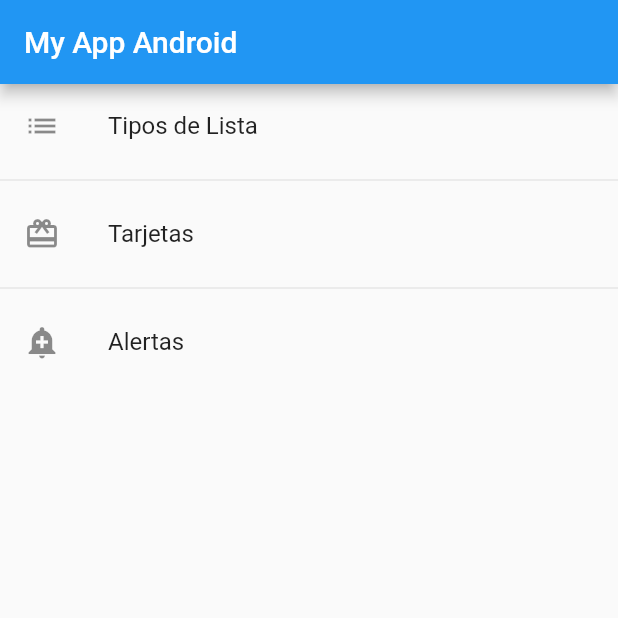
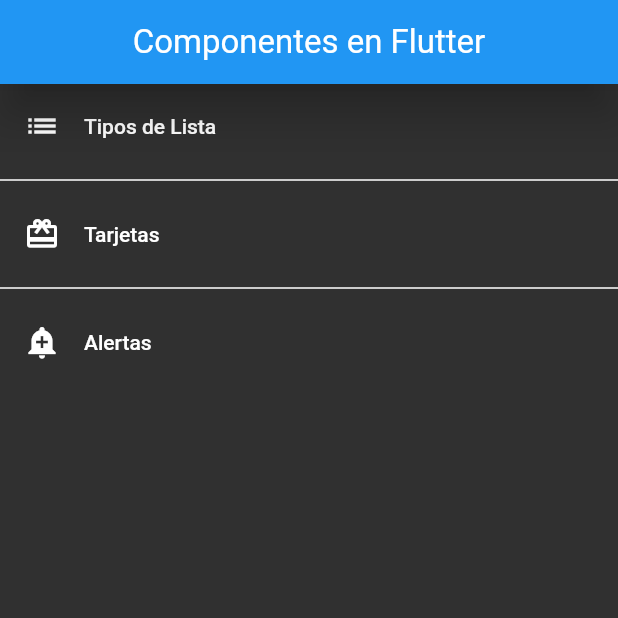
Before and after one commit to rafaelmad97/Practicas-2Flutter, a Flutter app: the screen it shows after launch, on a phone screen of 412 x 824 dp, the top half of it. Run offline on Flutter 3.47's test engine with Material 2 defaults, Android fonts, the phone set to English and light mode, and no system bars.

Commit message:
Se implementaron clases para el manejo de temas en flutter de forma global

```diff
--- a/lib/App.dart
+++ b/lib/App.dart
@@ -1,5 +1,6 @@
 import 'package:flutter/material.dart';
 import 'package:modulo2_componentesflutter/Routes.dart';
+import 'package:modulo2_componentesflutter/Theme.dart';
 
 class App extends StatelessWidget {
   @override
@@ -8,6 +9,7 @@
       debugShowCheckedModeBanner: false,
       routes: AppRoutes.getAllRoutes(context),
       initialRoute: AppRoutes.getInitRoute(),
+      theme: AppTheme.Theme,
     );
   }
 }
--- /dev/null
+++ b/lib/Theme.dart
@@ -0,0 +1,24 @@
+import 'package:flutter/material.dart';
+import 'package:flutter/services.dart';
+
+class AppTheme {
+  static Color primary = Colors.blue;
+  static Color secondary = Colors.redAccent;
+
+  static Color TextPrimary = Colors.white;
+
+  static ThemeData _generateTheme(bool dark) =>
+      dark ? ThemeData.dark() : ThemeData.light();
+
+  static ThemeData Theme = _generateTheme(true).copyWith(
+    useMaterial3: true,
+    appBarTheme: AppBarTheme(
+      backgroundColor: primary,
+      titleTextStyle: TextStyle(color: TextPrimary, fontSize: 22),
+      centerTitle: true,
+      elevation: 12,
+      shadowColor: Colors.black,
+    ),
+    primaryColor: primary,
+  );
+}
--- a/lib/pages/Home.dart
+++ b/lib/pages/Home.dart
@@ -11,7 +11,7 @@
   Widget build(BuildContext context) {
     return Scaffold(
         appBar: AppBar(
-          title: const Text("My App Android"),
+          title: const Text("Componentes en Flutter"),
         ),
         body: ListView.separated(
             itemBuilder: (context, index) => ListTile(
--- a/lib/pages/ListView.dart
+++ b/lib/pages/ListView.dart
@@ -7,7 +7,6 @@
     return Scaffold(
         appBar: AppBar(
           title: const Text("Ejemplo de list View 1"),
-          elevation: 12,
         ),
         body: ListView(children: [
           ...PersonajesFuturama.map((personaje) => ListTile(
--- a/lib/pages/ListView2.dart
+++ b/lib/pages/ListView2.dart
@@ -18,7 +18,6 @@
       appBar: AppBar(
         title: const Text("Ejemplo de ListView 2"),
         elevation: 0,
-        backgroundColor: Colors.black,
       ),
       body: ListView.separated(
           itemCount: items.length,
```
